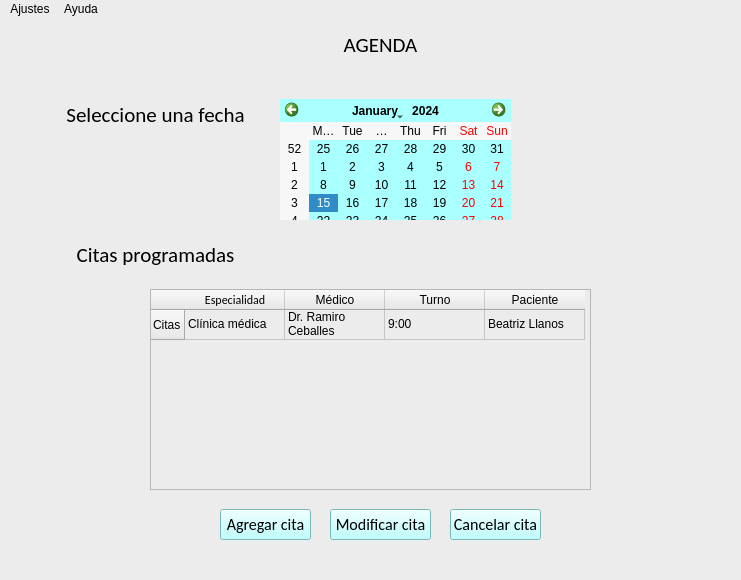
Old version of the form ui/agenda/consultar_agenda.ui in the repository florgarciazavia/Clinica-UI.
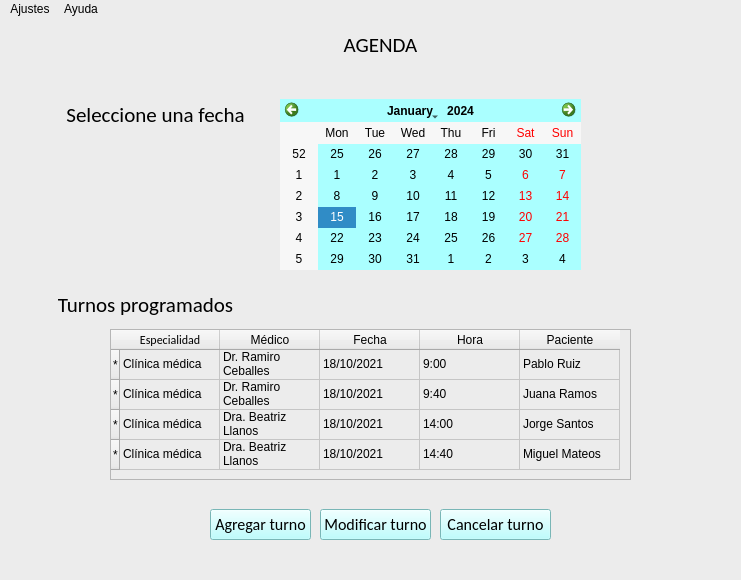
New version of the form.

```diff
--- a/ui/agenda/consultar_agenda.ui
+++ b/ui/agenda/consultar_agenda.ui
@@ -17,75 +17,6 @@
    <string notr="true">background-color: rgb(236, 236, 236);</string>
   </property>
   <widget class="QWidget" name="centralwidget">
-   <widget class="QWidget" name="formLayoutWidget">
-    <property name="geometry">
-     <rect>
-      <x>150</x>
-      <y>270</y>
-      <width>441</width>
-      <height>201</height>
-     </rect>
-    </property>
-    <layout class="QFormLayout" name="formLayout">
-     <item row="0" column="0" colspan="2">
-      <widget class="QTableWidget" name="tableWidget">
-       <property name="styleSheet">
-        <string notr="true">border-color: rgb(0, 0, 0);</string>
-       </property>
-       <row>
-        <property name="text">
-         <string>Citas</string>
-        </property>
-       </row>
-       <column>
-        <property name="text">
-         <string>Especialidad</string>
-        </property>
-        <property name="font">
-         <font>
-          <family>Calibri</family>
-         </font>
-        </property>
-       </column>
-       <column>
-        <property name="text">
-         <string>Médico</string>
-        </property>
-       </column>
-       <column>
-        <property name="text">
-         <string>Turno</string>
-        </property>
-       </column>
-       <column>
-        <property name="text">
-         <string>Paciente</string>
-        </property>
-       </column>
-       <item row="0" column="0">
-        <property name="text">
-         <string>Clínica médica</string>
-        </property>
-       </item>
-       <item row="0" column="1">
-        <property name="text">
-         <string>Dr. Ramiro Ceballes</string>
-        </property>
-       </item>
-       <item row="0" column="2">
-        <property name="text">
-         <string>9:00</string>
-        </property>
-       </item>
-       <item row="0" column="3">
-        <property name="text">
-         <string>Beatriz Llanos</string>
-        </property>
-       </item>
-      </widget>
-     </item>
-    </layout>
-   </widget>
    <widget class="QLabel" name="label">
     <property name="geometry">
      <rect>
@@ -113,8 +44,8 @@
      <rect>
       <x>280</x>
       <y>80</y>
-      <width>231</width>
-      <height>121</height>
+      <width>301</width>
+      <height>171</height>
      </rect>
     </property>
     <property name="styleSheet">
@@ -147,8 +78,8 @@
    <widget class="QLabel" name="label_3">
     <property name="geometry">
      <rect>
-      <x>60</x>
-      <y>220</y>
+      <x>50</x>
+      <y>270</y>
       <width>191</width>
       <height>31</height>
      </rect>
@@ -160,7 +91,7 @@
      </font>
     </property>
     <property name="text">
-     <string>Citas programadas</string>
+     <string>Turnos programados</string>
     </property>
     <property name="alignment">
      <set>Qt::AlignCenter</set>
@@ -169,29 +100,7 @@
    <widget class="QPushButton" name="pushButton">
     <property name="geometry">
      <rect>
-      <x>220</x>
-      <y>490</y>
-      <width>91</width>
-      <height>31</height>
-     </rect>
-    </property>
-    <property name="font">
-     <font>
-      <family>Calibri</family>
-      <pointsize>12</pointsize>
-     </font>
-    </property>
-    <property name="styleSheet">
-     <string notr="true">background-color: rgb(170, 255, 255);</string>
-    </property>
-    <property name="text">
-     <string>Agregar cita</string>
-    </property>
-   </widget>
-   <widget class="QPushButton" name="pushButton_2">
-    <property name="geometry">
-     <rect>
-      <x>330</x>
+      <x>210</x>
       <y>490</y>
       <width>101</width>
       <height>31</height>
@@ -207,15 +116,37 @@
      <string notr="true">background-color: rgb(170, 255, 255);</string>
     </property>
     <property name="text">
-     <string>Modificar cita</string>
+     <string>Agregar turno</string>
+    </property>
+   </widget>
+   <widget class="QPushButton" name="pushButton_2">
+    <property name="geometry">
+     <rect>
+      <x>320</x>
+      <y>490</y>
+      <width>111</width>
+      <height>31</height>
+     </rect>
+    </property>
+    <property name="font">
+     <font>
+      <family>Calibri</family>
+      <pointsize>12</pointsize>
+     </font>
+    </property>
+    <property name="styleSheet">
+     <string notr="true">background-color: rgb(170, 255, 255);</string>
+    </property>
+    <property name="text">
+     <string>Modificar turno</string>
     </property>
    </widget>
    <widget class="QPushButton" name="pushButton_3">
     <property name="geometry">
      <rect>
-      <x>450</x>
+      <x>440</x>
       <y>490</y>
-      <width>91</width>
+      <width>111</width>
       <height>31</height>
      </rect>
     </property>
@@ -229,9 +160,172 @@
      <string notr="true">background-color: rgb(170, 255, 255);</string>
     </property>
     <property name="text">
-     <string>Cancelar cita</string>
+     <string>Cancelar turno</string>
     </property>
    </widget>
+   <widget class="QTableWidget" name="tableWidget">
+    <property name="geometry">
+     <rect>
+      <x>110</x>
+      <y>310</y>
+      <width>521</width>
+      <height>151</height>
+     </rect>
+    </property>
+    <property name="styleSheet">
+     <string notr="true">border-color: rgb(0, 0, 0);</string>
+    </property>
+    <row>
+     <property name="text">
+      <string>*</string>
+     </property>
+    </row>
+    <row>
+     <property name="text">
+      <string>*</string>
+     </property>
+    </row>
+    <row>
+     <property name="text">
+      <string>*</string>
+     </property>
+    </row>
+    <row>
+     <property name="text">
+      <string>*</string>
+     </property>
+    </row>
+    <column>
+     <property name="text">
+      <string>Especialidad</string>
+     </property>
+     <property name="font">
+      <font>
+       <family>Calibri</family>
+      </font>
+     </property>
+    </column>
+    <column>
+     <property name="text">
+      <string>Médico</string>
+     </property>
+    </column>
+    <column>
+     <property name="text">
+      <string>Fecha</string>
+     </property>
+    </column>
+    <column>
+     <property name="text">
+      <string>Hora</string>
+     </property>
+    </column>
+    <column>
+     <property name="text">
+      <string>Paciente</string>
+     </property>
+    </column>
+    <item row="0" column="0">
+     <property name="text">
+      <string>Clínica médica</string>
+     </property>
+    </item>
+    <item row="0" column="1">
+     <property name="text">
+      <string>Dr. Ramiro Ceballes</string>
+     </property>
+    </item>
+    <item row="0" column="2">
+     <property name="text">
+      <string>18/10/2021</string>
+     </property>
+    </item>
+    <item row="0" column="3">
+     <property name="text">
+      <string>9:00</string>
+     </property>
+    </item>
+    <item row="0" column="4">
+     <property name="text">
+      <string>Pablo Ruiz</string>
+     </property>
+    </item>
+    <item row="1" column="0">
+     <property name="text">
+      <string>Clínica médica</string>
+     </property>
+    </item>
+    <item row="1" column="1">
+     <property name="text">
+      <string>Dr. Ramiro Ceballes</string>
+     </property>
+    </item>
+    <item row="1" column="2">
+     <property name="text">
+      <string>18/10/2021</string>
+     </property>
+    </item>
+    <item row="1" column="3">
+     <property name="text">
+      <string>9:40</string>
+     </property>
+    </item>
+    <item row="1" column="4">
+     <property name="text">
+      <string>Juana Ramos</string>
+     </property>
+    </item>
+    <item row="2" column="0">
+     <property name="text">
+      <string>Clínica médica</string>
+     </property>
+    </item>
+    <item row="2" column="1">
+     <property name="text">
+      <string>Dra. Beatriz Llanos</string>
+     </property>
+    </item>
+    <item row="2" column="2">
+     <property name="text">
+      <string>18/10/2021</string>
+     </property>
+    </item>
+    <item row="2" column="3">
+     <property name="text">
+      <string>14:00</string>
+     </property>
+    </item>
+    <item row="2" column="4">
+     <property name="text">
+      <string>Jorge Santos</string>
+     </property>
+    </item>
+    <item row="3" column="0">
+     <property name="text">
+      <string>Clínica médica</string>
+     </property>
+    </item>
+    <item row="3" column="1">
+     <property name="text">
+      <string>Dra. Beatriz Llanos</string>
+     </property>
+    </item>
+    <item row="3" column="2">
+     <property name="text">
+      <string>18/10/2021</string>
+     </property>
+    </item>
+    <item row="3" column="3">
+     <property name="text">
+      <string>14:40</string>
+     </property>
+    </item>
+    <item row="3" column="4">
+     <property name="text">
+      <string>Miguel Mateos</string>
+     </property>
+    </item>
+   </widget>
   </widget>
   <widget class="QMenuBar" name="menubar">
    <property name="geometry">
```
